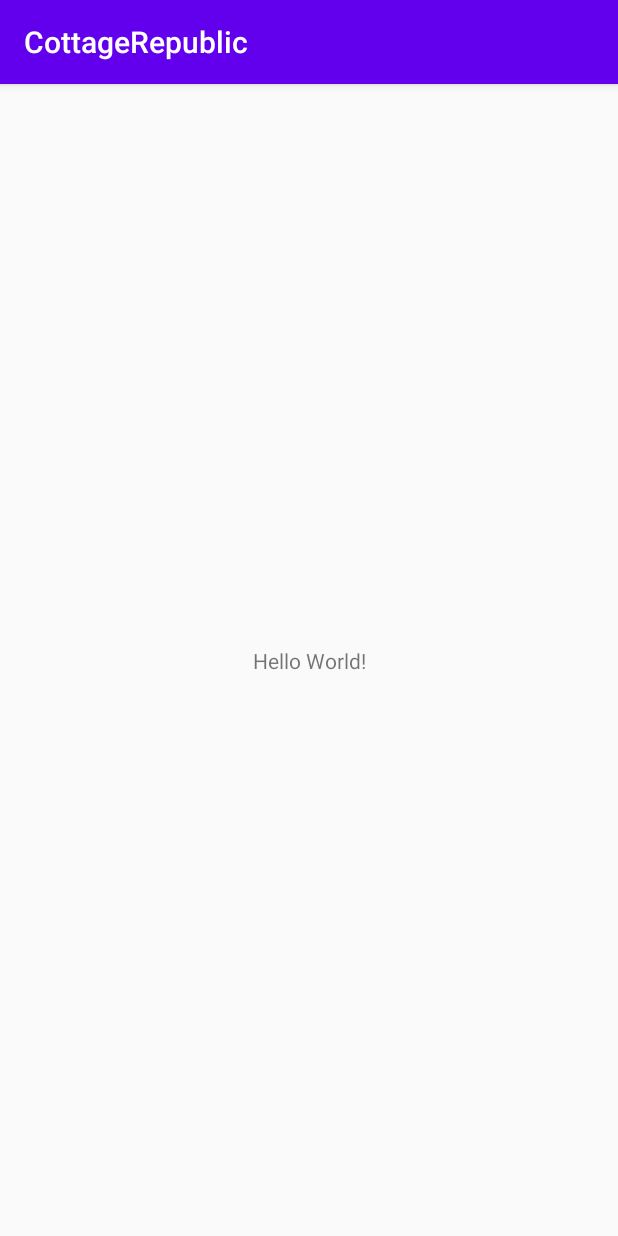
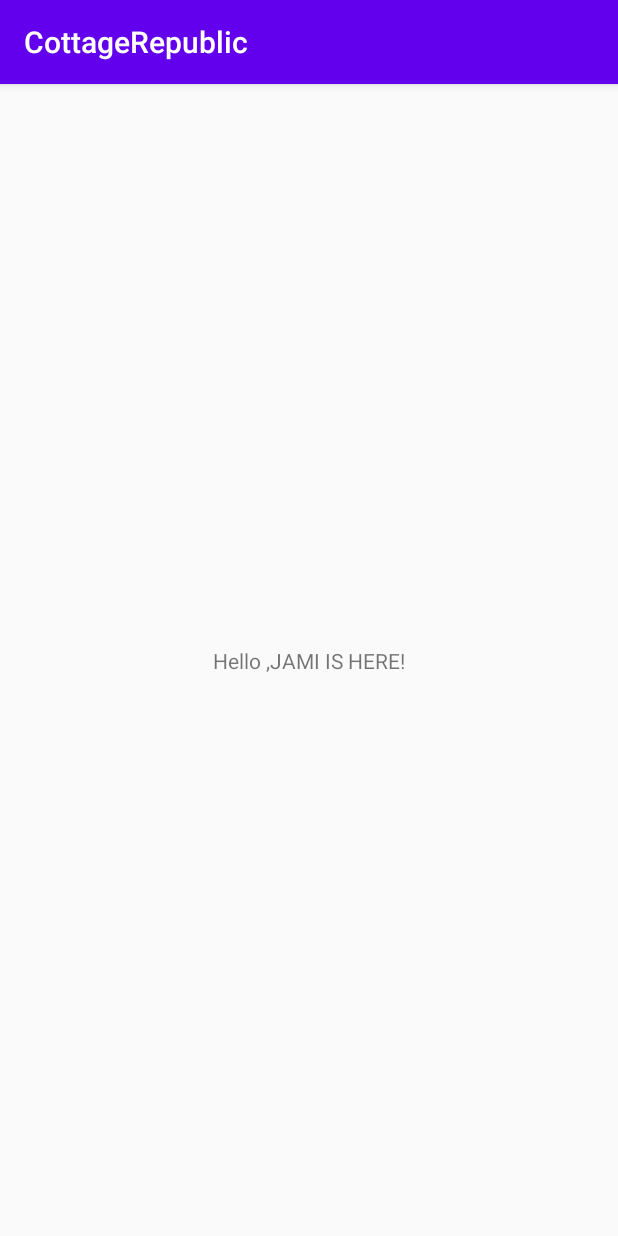
Before and after one commit to k-rahman/cottage-republic, an Android app: the screen it shows after launch (MainActivity), on a phone screen of 412 x 824 dp. Run offline under Robolectric (Android 15) with nearby library versions, the phone set to English and light mode, and no system bars.

Commit message:
Editted hello world

```diff
--- a/app/src/main/res/layout/activity_main.xml
+++ b/app/src/main/res/layout/activity_main.xml
@@ -9,7 +9,7 @@
     <TextView
             android:layout_width="wrap_content"
             android:layout_height="wrap_content"
-            android:text="Hello World!"
+            android:text="@string/hello_jami_is_here"
             app:layout_constraintBottom_toBottomOf="parent"
             app:layout_constraintLeft_toLeftOf="parent"
             app:layout_constraintRight_toRightOf="parent"
--- a/app/src/main/res/values/strings.xml
+++ b/app/src/main/res/values/strings.xml
@@ -1,3 +1,4 @@
 <resources>
     <string name="app_name">CottageRepublic</string>
+    <string name="hello_jami_is_here">Hello ,JAMI IS HERE!</string>
 </resources>
```
